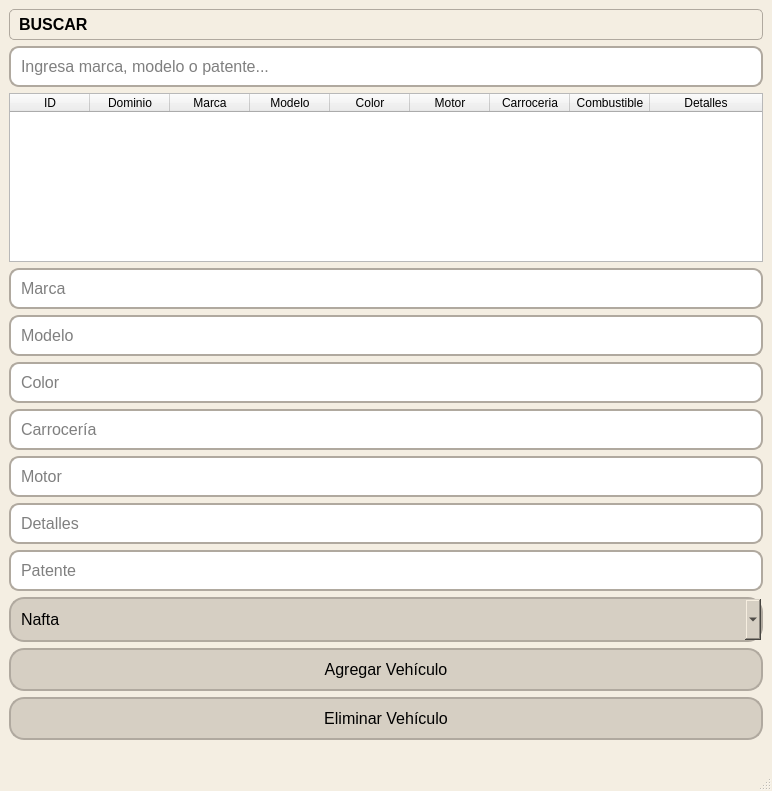
First picture: the form in src/gui/vehiculos.ui, repository GabrielTrejo1/Prueba, before the edit.
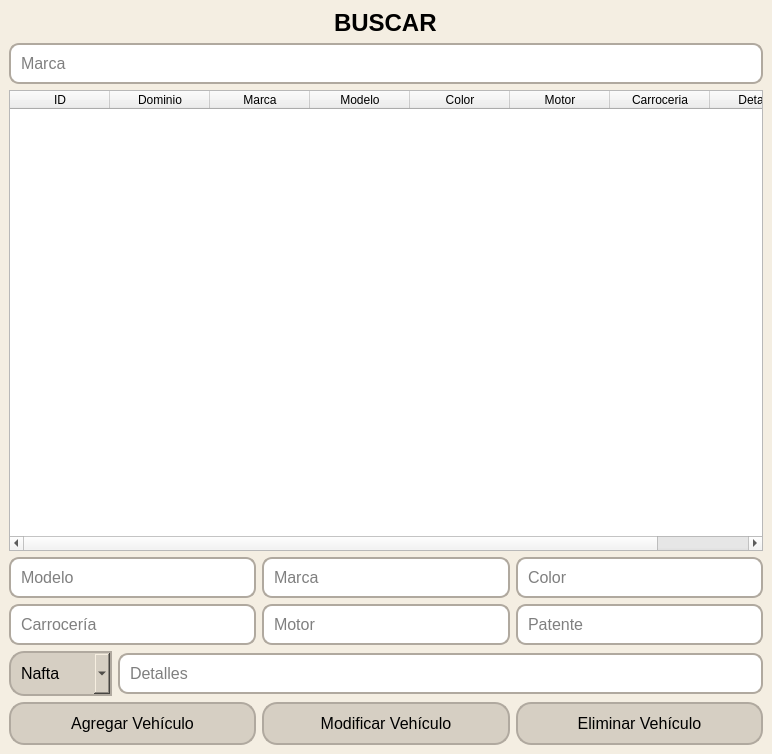
Second picture: the form after the edit. Icons and pictures are not drawn.

Commit message: Fixes ventana de vehiculos

The edit to the form file:
```diff
--- a/src/gui/vehiculos.ui
+++ b/src/gui/vehiculos.ui
@@ -7,7 +7,7 @@
     <x>0</x>
     <y>0</y>
     <width>772</width>
-    <height>791</height>
+    <height>754</height>
    </rect>
   </property>
   <property name="font">
@@ -24,13 +24,13 @@
   </property>
   <property name="styleSheet">
    <string notr="true">QMainWindow{
-background-color:#f4eee2
+background-color:#f4eee2;
 }
     QPushButton {
-        background-color: #d6cfc3; /* Nuevo color de fondo del botón */
-        border: 2px solid #b0a99f; /* Color y grosor del borde */
-        border-radius: 15px; /* Bordes redondeados */
-        padding: 10px; /* Espaciado interno */
+        background-color: #d6cfc3;
+        border: 2px solid #b0a99f;
+        border-radius: 15px;
+        padding: 10px;
     }
 
     QPushButton:hover {
@@ -38,45 +38,33 @@
     }
 
     QLineEdit {
-        background-color: #ffffff; /* Color de fondo del QLineEdit */
-        border: 2px solid #b0a99f; /* Borde del QLineEdit */
-        border-radius: 10px; /* Bordes redondeados */
-        padding: 8px; /* Espaciado interno */
+        background-color: #ffffff;
+        border: 2px solid #b0a99f;
+        border-radius: 10px;
+        padding: 8px;
     }
 
     QComboBox {
-        background-color: #d6cfc3; /* Nuevo color de fondo del botón */
-        border: 2px solid #b0a99f; /* Color y grosor del borde */
-        border-radius: 15px; /* Bordes redondeados */
-        padding: 10px; /* Espaciado interno */
+        background-color: #d6cfc3;
+        border: 2px solid #b0a99f;
+		border-top-left-radius: 15px;
+		border-top-right-radius: 0px;
+		border-bottom-left-radius: 15px;
+		border-bottom-right-radius: 0px;
+		padding: 10px;
     }</string>
   </property>
   <widget class="QWidget" name="centralwidget">
-   <property name="styleSheet">
-    <string notr="true">Qwidget{
-background-color:#f4eee2
-}</string>
-   </property>
-   <layout class="QVBoxLayout" name="verticalLayout">
-    <item>
+   <layout class="QVBoxLayout" name="mainLayout">
+    <item alignment="Qt::AlignHCenter">
      <widget class="QLabel" name="buscar">
       <property name="font">
        <font>
-        <family>Arial</family>
-        <pointsize>12</pointsize>
+        <pointsize>18</pointsize>
         <weight>75</weight>
         <bold>true</bold>
        </font>
       </property>
-      <property name="styleSheet">
-       <string notr="true">    QLabel {
-        background-color: #f4eee2; /* Fondo para el QLabel */
-        padding: 5px; /* Espaciado interno */
-        border: 1px solid #b0a99f; /* Borde del QLabel */
-        border-radius: 5px; /* Bordes redondeados */
-        font-weight: bold; /* Texto en negrita */
-    }</string>
-      </property>
       <property name="text">
        <string>BUSCAR</string>
       </property>
@@ -87,26 +75,38 @@
       <property name="font">
        <font>
         <pointsize>12</pointsize>
+        <weight>50</weight>
+        <bold>false</bold>
        </font>
       </property>
       <property name="placeholderText">
-       <string>Ingresa marca, modelo o patente...</string>
+       <string>Marca</string>
       </property>
      </widget>
     </item>
     <item>
      <widget class="QTableWidget" name="tblVehiculos">
+      <property name="minimumSize">
+       <size>
+        <width>0</width>
+        <height>120</height>
+       </size>
+      </property>
+      <property name="font">
+       <font>
+        <pointsize>12</pointsize>
+        <weight>50</weight>
+        <bold>false</bold>
+       </font>
+      </property>
       <property name="editTriggers">
        <set>QAbstractItemView::NoEditTriggers</set>
       </property>
       <property name="selectionBehavior">
        <enum>QAbstractItemView::SelectRows</enum>
       </property>
-      <property name="sortingEnabled">
-       <bool>true</bool>
-      </property>
       <property name="columnCount">
-       <number>9</number>
+       <number>8</number>
       </property>
       <property name="horizontalHeaderLabels" stdset="0">
        <stringlist>
@@ -118,11 +118,8 @@
         <string>Combustible</string>
        </stringlist>
       </property>
-      <attribute name="horizontalHeaderMinimumSectionSize">
-       <number>30</number>
-      </attribute>
-      <attribute name="horizontalHeaderDefaultSectionSize">
-       <number>80</number>
+      <attribute name="horizontalHeaderShowSortIndicator" stdset="0">
+       <bool>true</bool>
       </attribute>
       <attribute name="horizontalHeaderStretchLastSection">
        <bool>true</bool>
@@ -165,11 +162,6 @@
         <string>Carroceria</string>
        </property>
       </column>
-      <column>
-       <property name="text">
-        <string>Combustible</string>
-       </property>
-      </column>
       <column>
        <property name="text">
         <string>Detalles</string>
@@ -178,22 +170,14 @@
      </widget>
     </item>
     <item>
-     <widget class="QLineEdit" name="txtMarcaAdd">
-      <property name="font">
-       <font>
-        <pointsize>12</pointsize>
-       </font>
-      </property>
-      <property name="placeholderText">
-       <string>Marca</string>
-      </property>
-     </widget>
-    </item>
+     <layout class="QHBoxLayout">
     <item>
      <widget class="QLineEdit" name="txtModeloAdd">
       <property name="font">
        <font>
         <pointsize>12</pointsize>
+          <weight>50</weight>
+          <bold>false</bold>
        </font>
       </property>
       <property name="placeholderText">
@@ -201,11 +185,27 @@
       </property>
      </widget>
     </item>
+      <item>
+       <widget class="QLineEdit" name="txtMarcaAdd">
+        <property name="font">
+         <font>
+          <pointsize>12</pointsize>
+          <weight>50</weight>
+          <bold>false</bold>
+         </font>
+        </property>
+        <property name="placeholderText">
+         <string>Marca</string>
+        </property>
+       </widget>
+      </item>
     <item>
      <widget class="QLineEdit" name="txtColor">
       <property name="font">
        <font>
         <pointsize>12</pointsize>
+          <weight>50</weight>
+          <bold>false</bold>
        </font>
       </property>
       <property name="placeholderText">
@@ -213,11 +213,17 @@
       </property>
      </widget>
     </item>
+     </layout>
+    </item>
+    <item>
+     <layout class="QHBoxLayout">
     <item>
      <widget class="QLineEdit" name="txtCarroceria">
       <property name="font">
        <font>
         <pointsize>12</pointsize>
+          <weight>50</weight>
+          <bold>false</bold>
        </font>
       </property>
       <property name="placeholderText">
@@ -230,6 +236,8 @@
       <property name="font">
        <font>
         <pointsize>12</pointsize>
+          <weight>50</weight>
+          <bold>false</bold>
        </font>
       </property>
       <property name="placeholderText">
@@ -237,23 +245,13 @@
       </property>
      </widget>
     </item>
-    <item>
-     <widget class="QLineEdit" name="txtDetalles">
-      <property name="font">
-       <font>
-        <pointsize>12</pointsize>
-       </font>
-      </property>
-      <property name="placeholderText">
-       <string>Detalles</string>
-      </property>
-     </widget>
-    </item>
     <item>
      <widget class="QLineEdit" name="txtPatente">
       <property name="font">
        <font>
         <pointsize>12</pointsize>
+          <weight>50</weight>
+          <bold>false</bold>
        </font>
       </property>
       <property name="placeholderText">
@@ -261,19 +259,19 @@
       </property>
      </widget>
     </item>
+     </layout>
+    </item>
+    <item>
+     <layout class="QHBoxLayout">
     <item>
      <widget class="QComboBox" name="cmbCombustible">
       <property name="font">
        <font>
         <pointsize>12</pointsize>
-       </font>
-      </property>
-      <property name="styleSheet">
-       <string notr="true"/>
-      </property>
-      <property name="currentText">
-       <string>Nafta</string>
-      </property>
+          <weight>50</weight>
+          <bold>false</bold>
+         </font>
+        </property>
       <item>
        <property name="text">
         <string>Nafta</string>
@@ -292,10 +290,30 @@
      </widget>
     </item>
     <item>
+       <widget class="QLineEdit" name="txtDetalles">
+        <property name="font">
+         <font>
+          <pointsize>12</pointsize>
+          <weight>50</weight>
+          <bold>false</bold>
+         </font>
+        </property>
+        <property name="placeholderText">
+         <string>Detalles</string>
+        </property>
+       </widget>
+      </item>
+     </layout>
+    </item>
+    <item>
+     <layout class="QHBoxLayout">
+      <item>
      <widget class="QPushButton" name="btnAgregar">
       <property name="font">
        <font>
         <pointsize>12</pointsize>
+          <weight>50</weight>
+          <bold>false</bold>
        </font>
       </property>
       <property name="text">
@@ -303,11 +321,27 @@
       </property>
      </widget>
     </item>
+      <item>
+       <widget class="QPushButton" name="btnModificar">
+        <property name="font">
+         <font>
+          <pointsize>12</pointsize>
+          <weight>50</weight>
+          <bold>false</bold>
+         </font>
+        </property>
+        <property name="text">
+         <string>Modificar Vehículo</string>
+        </property>
+       </widget>
+      </item>
     <item>
      <widget class="QPushButton" name="btnEliminar">
       <property name="font">
        <font>
         <pointsize>12</pointsize>
+          <weight>50</weight>
+          <bold>false</bold>
        </font>
       </property>
       <property name="text">
@@ -315,16 +349,10 @@
       </property>
      </widget>
     </item>
-    <item>
-     <widget class="QLabel" name="lblMensaje">
-      <property name="text">
-       <string/>
-      </property>
-     </widget>
+     </layout>
     </item>
    </layout>
   </widget>
-  <widget class="QStatusBar" name="statusbar"/>
  </widget>
  <resources/>
  <connections/>
```
Left out of the diff: 9 changed lines with no effect on the pictures. Lines whose indentation alone changed are shown as unchanged. The commit also changes 4 other files.
